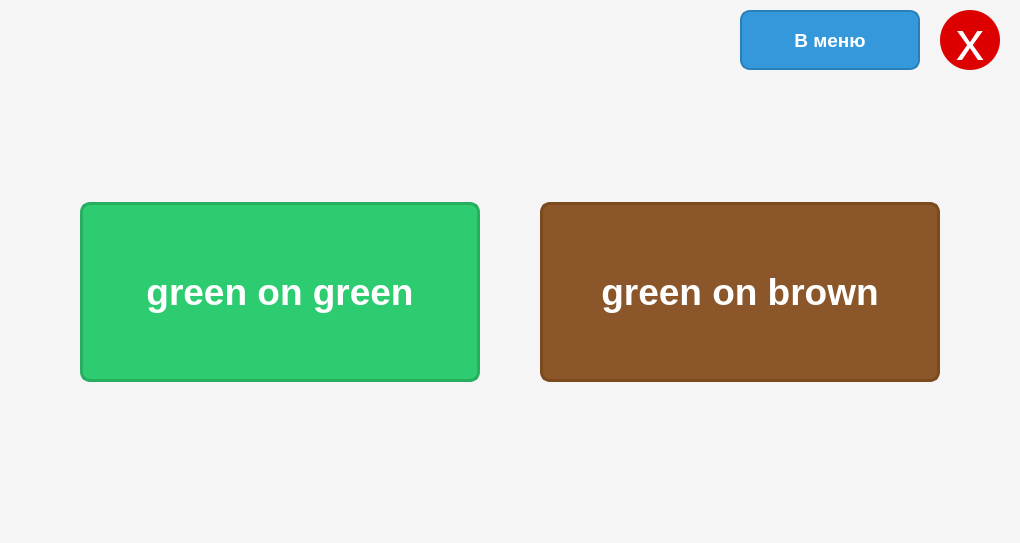
This is design.ui in Kashnikov-AV/aiagro as Qt 5 draws it before an edit. The edited form follows.
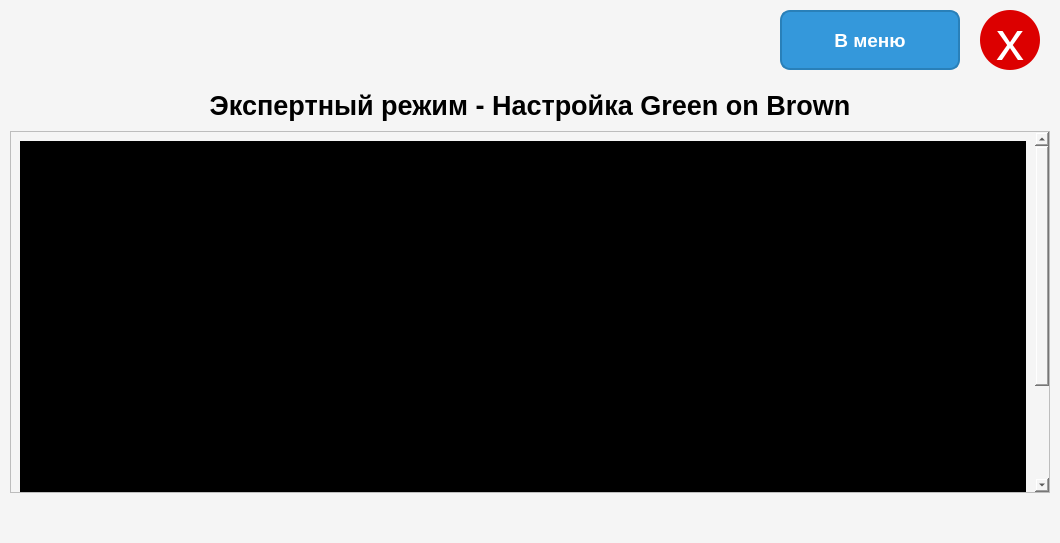
This is the edited form. The open tabs and pages were chosen to show the change.

Commit message: Update UI layout and add expert mode functionality

Diff of the .ui file:
```diff
--- a/design.ui
+++ b/design.ui
@@ -201,16 +201,16 @@
         <item>
          <layout class="QHBoxLayout" name="horizontalLayout_buttons">
           <property name="spacing">
-           <number>60</number>
+           <number>40</number>
           </property>
           <property name="leftMargin">
-           <number>80</number>
+           <number>40</number>
           </property>
           <property name="topMargin">
            <number>0</number>
           </property>
           <property name="rightMargin">
-           <number>80</number>
+           <number>40</number>
           </property>
           <property name="bottomMargin">
            <number>0</number>
@@ -219,13 +219,13 @@
            <widget class="QPushButton" name="btnGreenGreen">
             <property name="minimumSize">
              <size>
-              <width>400</width>
+              <width>300</width>
               <height>180</height>
              </size>
             </property>
             <property name="font">
              <font>
-              <pointsize>28</pointsize>
+              <pointsize>24</pointsize>
               <italic>false</italic>
               <bold>true</bold>
              </font>
@@ -252,13 +252,13 @@
            <widget class="QPushButton" name="btnGreenBrown">
             <property name="minimumSize">
              <size>
-              <width>400</width>
+              <width>300</width>
               <height>180</height>
              </size>
             </property>
             <property name="font">
              <font>
-              <pointsize>28</pointsize>
+              <pointsize>24</pointsize>
               <bold>true</bold>
              </font>
             </property>
@@ -280,6 +280,38 @@
             </property>
            </widget>
           </item>
+          <item>
+           <widget class="QPushButton" name="btnExpertMode">
+            <property name="minimumSize">
+             <size>
+              <width>300</width>
+              <height>180</height>
+             </size>
+            </property>
+            <property name="font">
+             <font>
+              <pointsize>24</pointsize>
+              <bold>true</bold>
+             </font>
+            </property>
+            <property name="styleSheet">
+             <string notr="true">QPushButton {
+    background-color: #9b59b6;
+    color: white;
+    border-radius: 10px;
+    border: 3px solid #8e44ad;
+    padding: 0px;
+}
+QPushButton:hover {
+    background-color: #8e44ad;
+    border: 3px solid #7d3c98;
+}</string>
+            </property>
+            <property name="text">
+             <string>Экспертный режим</string>
+            </property>
+           </widget>
+          </item>
          </layout>
         </item>
         <item>
@@ -471,6 +503,79 @@
           </item>
          </layout>
         </widget>
+      <widget class="QWidget" name="expertPage">
+       <layout class="QVBoxLayout" name="verticalLayout_expert">
+        <property name="spacing">
+         <number>10</number>
+        </property>
+        <property name="leftMargin">
+         <number>10</number>
+        </property>
+        <property name="topMargin">
+         <number>10</number>
+        </property>
+        <property name="rightMargin">
+         <number>10</number>
+        </property>
+        <property name="bottomMargin">
+         <number>10</number>
+        </property>
+        <item>
+         <widget class="QLabel" name="expertTitle">
+          <property name="font">
+           <font>
+            <pointsize>20</pointsize>
+            <bold>true</bold>
+           </font>
+          </property>
+          <property name="text">
+           <string>Экспертный режим - Настройка Green on Brown</string>
+          </property>
+          <property name="alignment">
+           <set>Qt::AlignmentFlag::AlignCenter</set>
+          </property>
+         </widget>
+        </item>
+        <item>
+         <widget class="QScrollArea" name="scrollArea">
+          <property name="widgetResizable">
+           <bool>true</bool>
+          </property>
+          <widget class="QWidget" name="scrollAreaWidgetContents">
+           <property name="geometry">
+            <rect>
+             <x>0</x>
+             <y>0</y>
+             <width>980</width>
+             <height>400</height>
+            </rect>
+           </property>
+           <layout class="QVBoxLayout" name="verticalLayout_scroll">
+            <item>
+             <widget class="QLabel" name="expertVideoLabel">
+              <property name="minimumSize">
+               <size>
+                <width>640</width>
+                <height>480</height>
+               </size>
+              </property>
+              <property name="styleSheet">
+               <string notr="true">background-color: black;</string>
+              </property>
+              <property name="text">
+               <string/>
+              </property>
+              <property name="alignment">
+               <set>Qt::AlignmentFlag::AlignCenter</set>
+              </property>
+             </widget>
+            </item>
+           </layout>
+          </widget>
+         </widget>
+        </item>
+       </layout>
+      </widget>
      </widget>
     </item>
     <item>
```
The commit also changes 2 other files.
